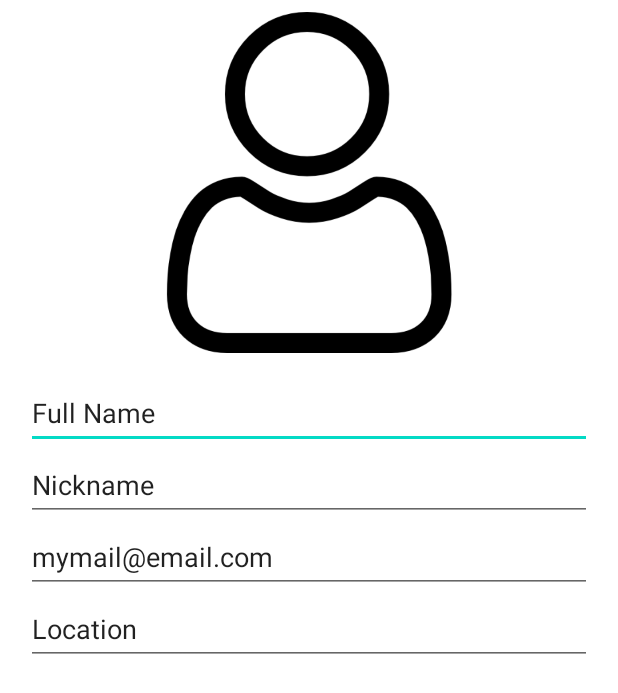
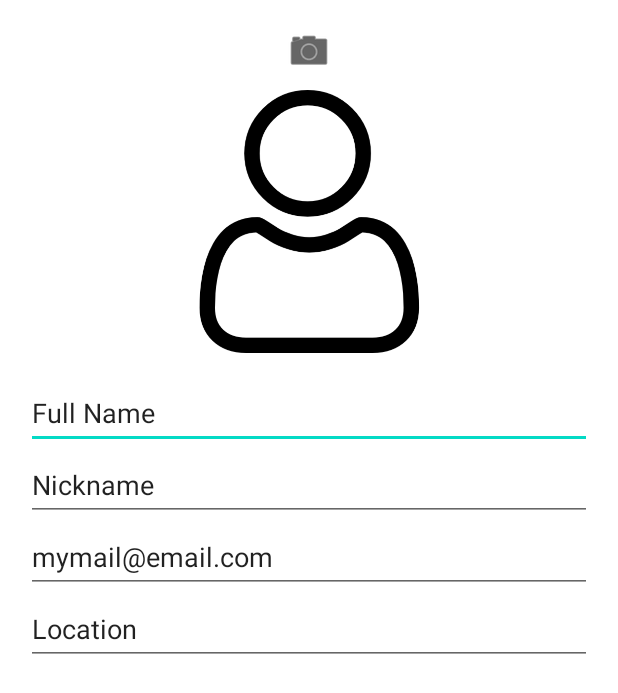
Before and after one commit to fridanco/MA-G14, an Android app: the layout activity_edit_profile.xml on its own in the app's theme, with its tools: preview values and no code run, on a phone screen of 412 x 824 dp. Shown: the top 693 px of the screen. Run offline under Robolectric (Android 15) with nearby library versions, the light colour scheme and no system bars.

Commit message:
add context menu

```diff
--- a/app/src/main/res/layout/activity_edit_profile.xml
+++ b/app/src/main/res/layout/activity_edit_profile.xml
@@ -4,8 +4,10 @@
     xmlns:tools="http://schemas.android.com/tools"
     android:layout_width="match_parent"
     android:layout_height="match_parent"
+    android:layout_gravity="center_horizontal"
+    android:background="#00FFFFFF"
+    android:backgroundTint="#00FFFFFF"
     tools:context=".EditProfileActivity">
-
 
 
     <LinearLayout
@@ -23,8 +25,18 @@
             android:layout_height="match_parent"
             android:layout_weight="2"
             android:orientation="vertical"
-            android:paddingBottom="8dp"
-            android:paddingTop="8dp">
+            android:paddingTop="8dp"
+            android:paddingBottom="8dp">
+
+            <ImageButton
+                android:id="@+id/imageButton"
+                android:layout_width="wrap_content"
+                android:layout_height="wrap_content"
+                android:layout_gravity="center_horizontal"
+                android:backgroundTint="#00FFFFFF"
+                android:contentDescription="Change profile picture"
+                app:srcCompat="@android:drawable/ic_menu_camera"
+                app:tint="#000000" />
 
             <ImageView
                 android:id="@+id/imageView3"
@@ -33,6 +45,7 @@
                 android:contentDescription="ProfilePicture"
                 android:scaleType="centerInside"
                 app:srcCompat="@drawable/user" />
+
         </LinearLayout>
 
         <LinearLayout
--- a/app/src/main/res/values/strings.xml
+++ b/app/src/main/res/values/strings.xml
@@ -5,4 +5,6 @@
     <string name="profile_edit_email_placeholder">mymail@mail.com</string>
     <string name="profile_edit_location_placeholder">Location</string>
 
+    <string name="change_profile_picture_context_menu_camera">Take a picture</string>
+    <string name="change_profile_picture_context_menu_gallery">Choose from gallery</string>
 </resources>
```
Also changed, not shown: app/src/main/java/it/polito/ma/g14/timebank/EditProfileActivity.kt (+29 -0 lines), app/src/main/res/menu/change_profile_picture_context_menu.xml (added, +11 -0 lines).
